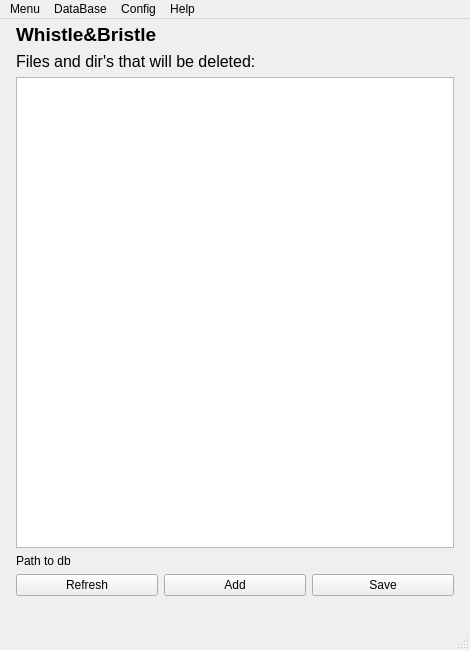
Hi-Timofey/Whistle-Bristle, file qt/main.ui: the form before one commit.
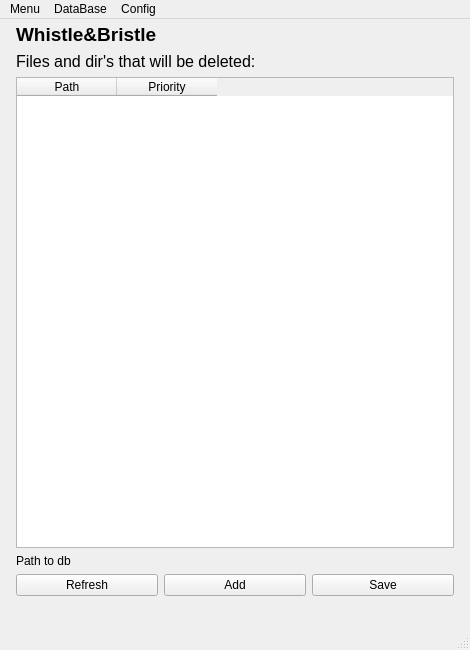
The form after the commit.

```diff
--- a/qt/main.ui
+++ b/qt/main.ui
@@ -111,8 +111,18 @@
            <set>QAbstractItemView::AnyKeyPressed|QAbstractItemView::CurrentChanged|QAbstractItemView::DoubleClicked|QAbstractItemView::EditKeyPressed</set>
           </property>
           <property name="columnCount">
-           <number>0</number>
+           <number>2</number>
           </property>
+          <column>
+           <property name="text">
+            <string>Path</string>
+           </property>
+          </column>
+          <column>
+           <property name="text">
+            <string>Priority</string>
+           </property>
+          </column>
          </widget>
         </item>
         <item alignment="Qt::AlignLeft">
@@ -199,16 +209,9 @@
     <addaction name="actionLoad_config_file"/>
     <addaction name="actionSet_default_config"/>
    </widget>
-   <widget class="QMenu" name="menuHelp">
-    <property name="title">
-     <string>Help</string>
-    </property>
-    <addaction name="actionAbout"/>
-   </widget>
    <addaction name="menuMain"/>
    <addaction name="menuDataBase"/>
    <addaction name="menuConfig"/>
-   <addaction name="menuHelp"/>
   </widget>
   <widget class="QStatusBar" name="statusbar"/>
   <action name="actionExit">
```
